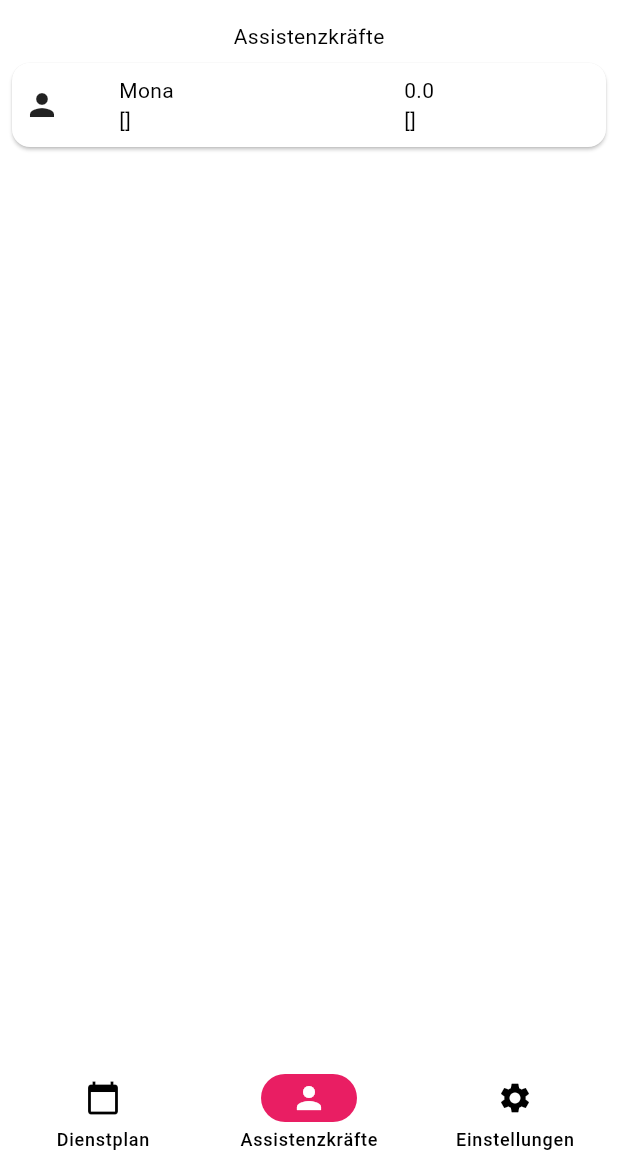
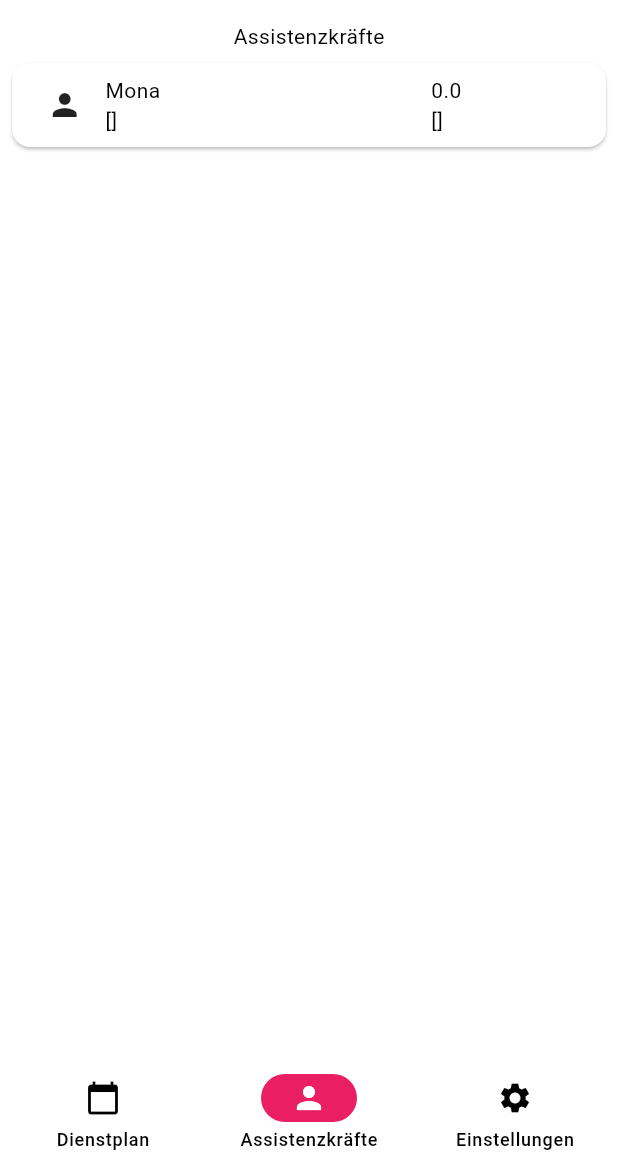
Before and after one commit to annikalenneper/der_assistenzplaner, a Flutter app: the screen it shows after launch, item 2 of the bottom bar chosen, on a phone screen of 412 x 824 dp, the part 63-1236 px from its top. Run offline on Flutter 3.47's test engine with Material 3 defaults, Android fonts, the phone set to English and light mode, and no system bars; our stand-ins replace table_calendar.

Commit message:
changed alignments

```diff
--- a/lib/views/shared/assistant_card.dart
+++ b/lib/views/shared/assistant_card.dart
@@ -17,12 +17,12 @@ class AssistantCard extends StatelessWidget {
             Expanded(
               flex: 1,
               child: Column(
-                crossAxisAlignment: CrossAxisAlignment.start,
+                crossAxisAlignment: CrossAxisAlignment.center,
                 children: [Icon(Icons.person)]
               ),
             ),
             Expanded(
-              flex: 3,
+              flex: 4,
               child: Column(
                 crossAxisAlignment: CrossAxisAlignment.start,
                 children: [
```
